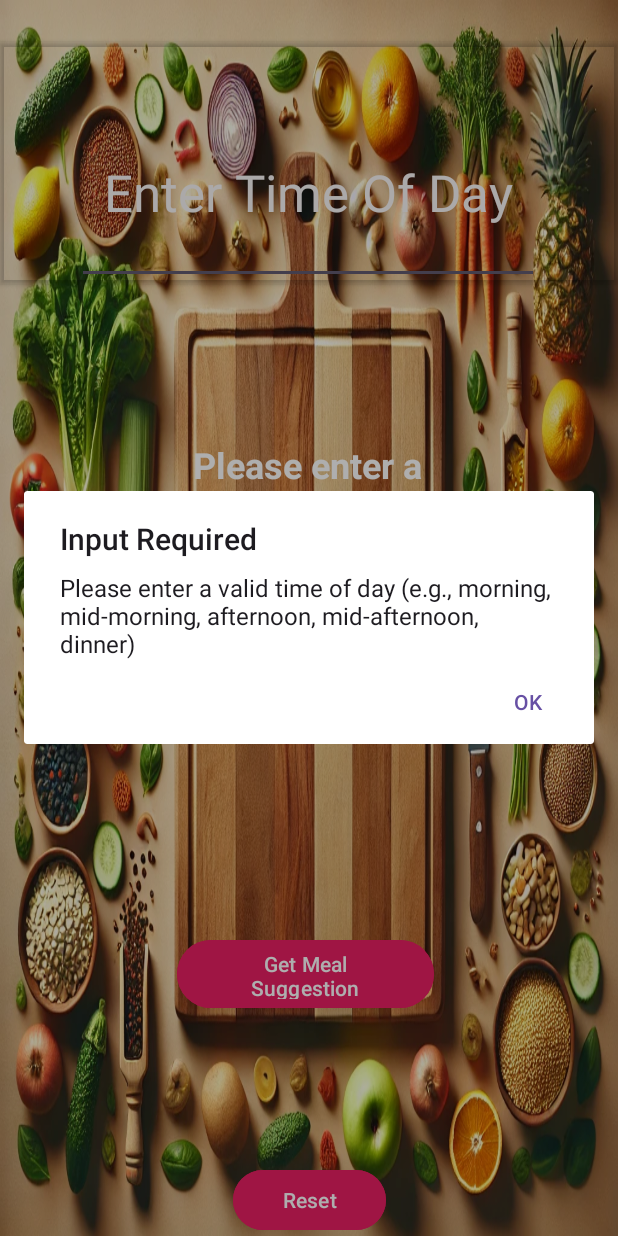
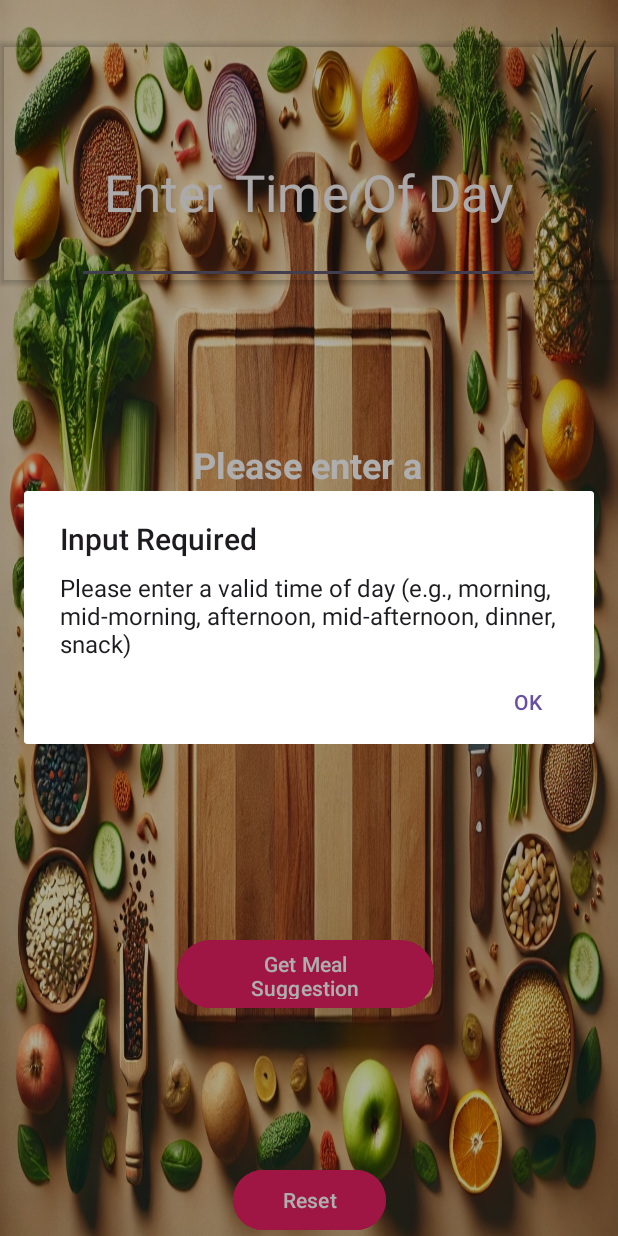
Before and after one commit to ST10497519/ST10497519_Assignment1, an Android app: the screen it shows after launch (MainActivity), after a tap on "Get Meal Suggestion", on a phone screen of 412 x 824 dp. Run offline under Robolectric (Android 15) with nearby library versions, the phone set to English and light mode, and no system bars; Roboto replaces fonts that are not available here.

Commit message:
Added in a snack option, and another food for snack option

```diff
--- a/app/src/main/java/za/co/varsitycollege/st10497519/st10497519_assignment1/MainActivity.kt
+++ b/app/src/main/java/za/co/varsitycollege/st10497519/st10497519_assignment1/MainActivity.kt
@@ -32,13 +32,13 @@ class MainActivity : AppCompatActivity() {
             val timeOfDay = timeInput.text.toString().trim().lowercase()
             // Valid times of the day able to be entered
             val validTimesOfDay =
-                listOf("morning", "mid-morning", "afternoon", "mid-afternoon", "dinner")
+                listOf("morning", "mid-morning", "afternoon", "mid-afternoon", "dinner", "snack")
 
             if (timeOfDay.isEmpty() || !validTimesOfDay.contains(timeOfDay)) {
                 // Show AlertDialog if input is empty or wrong input entered
                 val builder = AlertDialog.Builder(this)
                 builder.setTitle("Input Required")
-                builder.setMessage("Please enter a valid time of day (e.g., morning, mid-morning, afternoon, mid-afternoon, dinner)")
+                builder.setMessage("Please enter a valid time of day (e.g., morning, mid-morning, afternoon, mid-afternoon, dinner, snack)")
                 builder.setPositiveButton("OK") { dialog, _ ->
                     dialog.dismiss() // Dismiss dialog when OK is clicked
                 }
@@ -66,6 +66,9 @@ class MainActivity : AppCompatActivity() {
                 timeOfDay == "dinner" -> {
                     mealSuggestion = "Chicken and rice"
                 }
+                timeOfDay == "snack" -> {
+                    mealSuggestion = "Peppermint Tart"
+                }
                 else -> {
                     mealSuggestion = "Invalid time of day entered. Try again!"
                 }
--- a/app/src/main/res/layout/activity_main.xml
+++ b/app/src/main/res/layout/activity_main.xml
@@ -5,7 +5,7 @@
     android:id="@+id/main"
     android:layout_width="match_parent"
     android:layout_height="match_parent"
-    android:background="@drawable/_f720d4c_03a1_4b77_85b1_11c316d73d3a"
+    android:background="@drawable/meal_app"
     tools:context=".MainActivity">
 
     <Button
```
Also changed, not shown: app/src/main/res/drawable/meal_app.webp (renamed from app/src/main/res/drawable/_f720d4c_03a1_4b77_85b1_11c316d73d3a.webp), app/src/main/res/drawable/white_tint_abstract_creative_background_design_851755_281200__1_.png (deleted).
